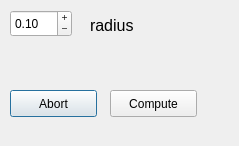
Qt form src/gui/crown_dialog.ui (SimpleTree/simpleTree) before a commit.
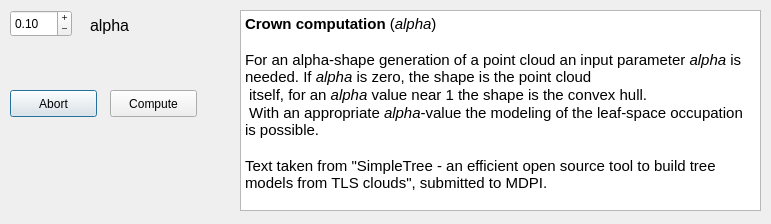
The same form after that commit.

Diff of the .ui file:
```diff
--- a/src/gui/crown_dialog.ui
+++ b/src/gui/crown_dialog.ui
@@ -6,8 +6,8 @@
    <rect>
     <x>0</x>
     <y>0</y>
-    <width>239</width>
-    <height>146</height>
+    <width>771</width>
+    <height>224</height>
    </rect>
   </property>
   <property name="windowTitle">
@@ -82,12 +82,35 @@
     </font>
    </property>
    <property name="text">
-    <string>radius</string>
+    <string>alpha</string>
    </property>
    <property name="alignment">
     <set>Qt::AlignLeading|Qt::AlignLeft|Qt::AlignVCenter</set>
    </property>
   </widget>
+  <widget class="QTextBrowser" name="textBrowser">
+   <property name="geometry">
+    <rect>
+     <x>240</x>
+     <y>10</y>
+     <width>521</width>
+     <height>201</height>
+    </rect>
+   </property>
+   <property name="html">
+    <string>&lt;!DOCTYPE HTML PUBLIC &quot;-//W3C//DTD HTML 4.0//EN&quot; &quot;http://www.w3.org/TR/REC-html40/strict.dtd&quot;&gt;
+&lt;html&gt;&lt;head&gt;&lt;meta name=&quot;qrichtext&quot; content=&quot;1&quot; /&gt;&lt;style type=&quot;text/css&quot;&gt;
+p, li { white-space: pre-wrap; }
+&lt;/style&gt;&lt;/head&gt;&lt;body style=&quot; font-family:'Ubuntu'; font-size:11pt; font-weight:400; font-style:normal;&quot;&gt;
+&lt;p style=&quot; margin-top:0px; margin-bottom:0px; margin-left:0px; margin-right:0px; -qt-block-indent:0; text-indent:0px;&quot;&gt;&lt;span style=&quot; font-weight:600;&quot;&gt;Crown computation&lt;/span&gt; (&lt;span style=&quot; font-style:italic;&quot;&gt;alpha&lt;/span&gt;)&lt;/p&gt;
+&lt;p style=&quot;-qt-paragraph-type:empty; margin-top:0px; margin-bottom:0px; margin-left:0px; margin-right:0px; -qt-block-indent:0; text-indent:0px;&quot;&gt;&lt;br /&gt;&lt;/p&gt;
+&lt;p style=&quot; margin-top:0px; margin-bottom:0px; margin-left:0px; margin-right:0px; -qt-block-indent:0; text-indent:0px;&quot;&gt;For an alpha-shape generation of a point cloud an input parameter &lt;span style=&quot; font-style:italic;&quot;&gt;alpha&lt;/span&gt; is needed. If &lt;span style=&quot; font-style:italic;&quot;&gt;alpha&lt;/span&gt; is zero, the shape is the point cloud&lt;/p&gt;
+&lt;p style=&quot; margin-top:0px; margin-bottom:0px; margin-left:0px; margin-right:0px; -qt-block-indent:0; text-indent:0px;&quot;&gt; itself, for an &lt;span style=&quot; font-style:italic;&quot;&gt;alpha&lt;/span&gt; value near 1 the shape is the convex hull. &lt;/p&gt;
+&lt;p style=&quot; margin-top:0px; margin-bottom:0px; margin-left:0px; margin-right:0px; -qt-block-indent:0; text-indent:0px;&quot;&gt; With an appropriate &lt;span style=&quot; font-style:italic;&quot;&gt;alpha&lt;/span&gt;-value the modeling of the leaf-space occupation is possible.&lt;/p&gt;
+&lt;p style=&quot;-qt-paragraph-type:empty; margin-top:0px; margin-bottom:0px; margin-left:0px; margin-right:0px; -qt-block-indent:0; text-indent:0px;&quot;&gt;&lt;br /&gt;&lt;/p&gt;
+&lt;p style=&quot; margin-top:0px; margin-bottom:0px; margin-left:0px; margin-right:0px; -qt-block-indent:0; text-indent:0px;&quot;&gt;Text taken from &amp;quot;SimpleTree - an efficient open source tool to build tree models from TLS clouds&amp;quot;, submitted to MDPI.&lt;/p&gt;&lt;/body&gt;&lt;/html&gt;</string>
+   </property>
+  </widget>
  </widget>
  <resources/>
  <connections/>
```
